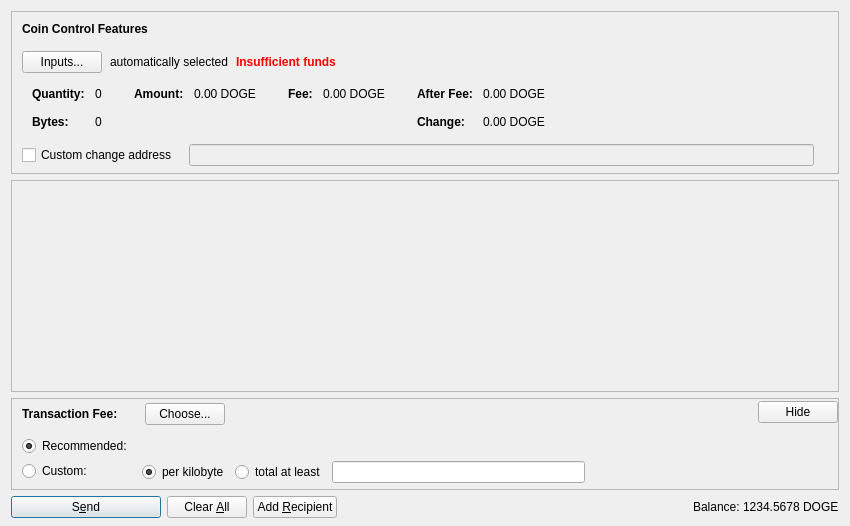
The window that src/qt/forms/sendcoinsdialog.ui (VadiqueMe/dogecoin) describes before a commit, drawn with Qt 5.
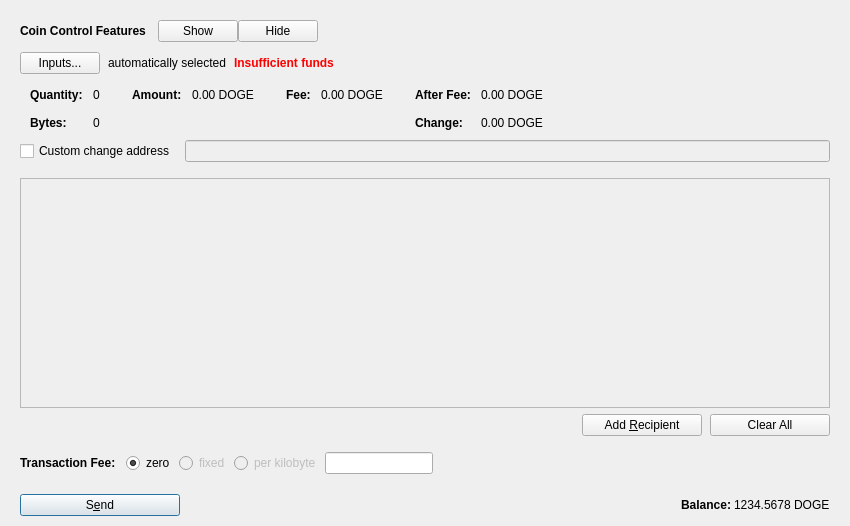
The same window after the commit. Icons and pictures are not drawn. Custom widgets are drawn as their Qt base class.

Commit message:
redesign the send coins page
and some love for other pages too

```diff
--- a/src/qt/forms/sendcoinsdialog.ui
+++ b/src/qt/forms/sendcoinsdialog.ui
@@ -13,9 +13,18 @@
   <property name="windowTitle">
    <string>Send Coins</string>
   </property>
-  <layout class="QVBoxLayout" name="verticalLayout" stretch="0,1,0,0">
+  <layout class="QVBoxLayout" name="pageVerticalLayout" stretch="0,1,0,0,0">
+   <property name="leftMargin">
+    <number>10</number>
+   </property>
+   <property name="topMargin">
+    <number>10</number>
+   </property>
+   <property name="rightMargin">
+    <number>10</number>
+   </property>
    <property name="bottomMargin">
-    <number>8</number>
+    <number>10</number>
    </property>
    <item>
     <widget class="QFrame" name="frameCoinControl">
@@ -32,12 +41,9 @@
       </size>
      </property>
      <property name="frameShape">
-      <enum>QFrame::StyledPanel</enum>
+      <enum>QFrame::NoFrame</enum>
      </property>
-     <property name="frameShadow">
-      <enum>QFrame::Sunken</enum>
-     </property>
-     <layout class="QVBoxLayout" name="verticalLayoutCoinControl2">
+     <layout class="QVBoxLayout" name="vLayoutForCoinControlFrame">
       <property name="spacing">
        <number>0</number>
       </property>
@@ -51,10 +57,10 @@
        <number>0</number>
       </property>
       <property name="bottomMargin">
-       <number>6</number>
+       <number>0</number>
       </property>
       <item>
-       <layout class="QVBoxLayout" name="verticalLayoutCoinControl" stretch="0,0,0,0,1">
+       <layout class="QVBoxLayout" name="verticalLayoutCoinControl" stretch="0,0">
         <property name="spacing">
          <number>0</number>
         </property>
@@ -64,10 +70,16 @@
         <property name="topMargin">
          <number>10</number>
         </property>
+        <property name="rightMargin">
+         <number>10</number>
+        </property>
+        <property name="bottomMargin">
+         <number>10</number>
+        </property>
         <item>
          <layout class="QHBoxLayout" name="horizontalLayoutCoinControl1">
           <property name="bottomMargin">
-           <number>15</number>
+           <number>0</number>
           </property>
           <item>
            <widget class="QLabel" name="labelCoinControlFeatures">
@@ -91,13 +103,80 @@
             </property>
            </widget>
           </item>
+          <item>
+           <spacer name="hSpacerBeforeShowCoinControl">
+            <property name="orientation">
+             <enum>Qt::Horizontal</enum>
+            </property>
+            <property name="sizeType">
+             <enum>QSizePolicy::Fixed</enum>
+            </property>
+            <property name="sizeHint" stdset="0">
+             <size>
+              <width>12</width>
+              <height>1</height>
+             </size>
+            </property>
+           </spacer>
+          </item>
+          <item>
+           <widget class="QPushButton" name="showCoinControlButton">
+            <property name="text">
+             <string>Show</string>
+            </property>
+           </widget>
+          </item>
+          <item>
+           <widget class="QPushButton" name="hideCoinControlButton">
+            <property name="text">
+             <string>Hide</string>
+            </property>
+           </widget>
+          </item>
+          <item>
+           <spacer name="hSpacerAfterCoinControl">
+            <property name="orientation">
+             <enum>Qt::Horizontal</enum>
+            </property>
+            <property name="sizeHint" stdset="0">
+             <size>
+              <width>20</width>
+              <height>1</height>
+             </size>
+            </property>
+           </spacer>
+          </item>
          </layout>
         </item>
         <item>
-         <layout class="QHBoxLayout" name="horizontalLayoutCoinControl2" stretch="0,0,0,0">
+         <widget class="QFrame" name="frameCoinControlExpanded">
+          <property name="lineWidth">
+           <number>0</number>
+          </property>
+          <layout class="QVBoxLayout" name="vLayoutForCoinControlExpanded">
+           <property name="spacing">
+            <number>0</number>
+           </property>
+           <property name="leftMargin">
+            <number>0</number>
+           </property>
+           <property name="topMargin">
+            <number>0</number>
+           </property>
+           <property name="rightMargin">
+            <number>0</number>
+           </property>
+           <property name="bottomMargin">
+            <number>0</number>
+           </property>
+           <item>
+            <layout class="QHBoxLayout" name="hLayoutCoinControlInputs" stretch="0,0,0,0">
           <property name="spacing">
            <number>8</number>
           </property>
+             <property name="topMargin">
+              <number>10</number>
+             </property>
           <property name="bottomMargin">
            <number>10</number>
           </property>
@@ -470,18 +549,18 @@
          </widget>
         </item>
         <item>
-         <layout class="QHBoxLayout" name="horizontalLayoutCoinControl4" stretch="0,0,0">
+            <layout class="QHBoxLayout" name="hLayoutCoinControlCustomChange" stretch="0,0">
           <property name="spacing">
-           <number>12</number>
+              <number>10</number>
           </property>
           <property name="sizeConstraint">
            <enum>QLayout::SetDefaultConstraint</enum>
           </property>
           <property name="topMargin">
-           <number>5</number>
+              <number>0</number>
           </property>
           <property name="rightMargin">
-           <number>5</number>
+              <number>0</number>
           </property>
           <item>
            <widget class="QCheckBox" name="checkBoxCoinControlChange">
@@ -506,50 +585,54 @@
             </property>
            </widget>
           </item>
+            </layout>
+           </item>
+          </layout>
+         </widget>
+        </item>
+       </layout>
+      </item>
+     </layout>
+    </widget>
+   </item>
           <item>
-           <widget class="QLabel" name="labelCoinControlChangeLabel">
+    <widget class="QFrame" name="frameForEntries">
             <property name="sizePolicy">
-             <sizepolicy hsizetype="Preferred" vsizetype="Expanding">
+      <sizepolicy hsizetype="Expanding" vsizetype="Expanding">
               <horstretch>0</horstretch>
               <verstretch>0</verstretch>
              </sizepolicy>
             </property>
-            <property name="minimumSize">
-             <size>
-              <width>0</width>
-              <height>0</height>
-             </size>
-            </property>
-            <property name="text">
-             <string/>
-            </property>
-            <property name="margin">
-             <number>3</number>
-            </property>
-           </widget>
-          </item>
-         </layout>
-        </item>
-        <item>
-         <spacer name="verticalSpacerCoinControl">
-          <property name="orientation">
-           <enum>Qt::Vertical</enum>
-          </property>
-          <property name="sizeHint" stdset="0">
-           <size>
-            <width>800</width>
-            <height>1</height>
-           </size>
-          </property>
-         </spacer>
-        </item>
-       </layout>
-      </item>
-     </layout>
-    </widget>
-   </item>
+     <property name="frameShape">
+      <enum>QFrame::NoFrame</enum>
+     </property>
+     <layout class="QVBoxLayout" name="vLayoutForEntriesFrame">
+      <property name="spacing">
+       <number>6</number>
+      </property>
+      <property name="leftMargin">
+       <number>10</number>
+      </property>
+      <property name="topMargin">
+       <number>0</number>
+      </property>
+      <property name="rightMargin">
+       <number>10</number>
+      </property>
+      <property name="bottomMargin">
+       <number>0</number>
+      </property>
    <item>
     <widget class="QScrollArea" name="scrollArea">
+        <property name="sizePolicy">
+         <sizepolicy hsizetype="Expanding" vsizetype="MinimumExpanding">
+          <horstretch>0</horstretch>
+          <verstretch>1</verstretch>
+         </sizepolicy>
+        </property>
+        <property name="frameShape">
+         <enum>QFrame::StyledPanel</enum>
+        </property>
      <property name="widgetResizable">
       <bool>true</bool>
      </property>
@@ -558,11 +641,23 @@
        <rect>
         <x>0</x>
         <y>0</y>
-        <width>830</width>
-        <height>104</height>
-       </rect>
-      </property>
-      <layout class="QVBoxLayout" name="verticalLayout_2" stretch="0,1">
+           <width>808</width>
+           <height>180</height>
+          </rect>
+         </property>
+         <property name="sizePolicy">
+          <sizepolicy hsizetype="Expanding" vsizetype="MinimumExpanding">
+           <horstretch>0</horstretch>
+           <verstretch>0</verstretch>
+          </sizepolicy>
+         </property>
+         <layout class="QVBoxLayout" name="verticalLayoutForEntries" stretch="0,0,0">
+          <property name="spacing">
+           <number>6</number>
+          </property>
+          <property name="sizeConstraint">
+           <enum>QLayout::SetDefaultConstraint</enum>
+          </property>
        <property name="leftMargin">
         <number>0</number>
        </property>
@@ -575,6 +670,22 @@
        <property name="bottomMargin">
         <number>0</number>
        </property>
+          <item>
+           <spacer name="entriesSpacerAbove">
+            <property name="orientation">
+             <enum>Qt::Vertical</enum>
+            </property>
+            <property name="sizeType">
+             <enum>QSizePolicy::Fixed</enum>
+            </property>
+            <property name="sizeHint" stdset="0">
+             <size>
+              <width>1</width>
+              <height>6</height>
+             </size>
+            </property>
+           </spacer>
+          </item>
        <item>
         <layout class="QVBoxLayout" name="entries">
          <property name="spacing">
@@ -583,20 +694,123 @@
         </layout>
        </item>
        <item>
-        <spacer name="verticalSpacer">
+           <spacer name="entriesSpacerBelow">
          <property name="orientation">
           <enum>Qt::Vertical</enum>
          </property>
+            <property name="sizeType">
+             <enum>QSizePolicy::Fixed</enum>
+            </property>
          <property name="sizeHint" stdset="0">
           <size>
-           <width>20</width>
-           <height>40</height>
+              <width>1</width>
+              <height>6</height>
           </size>
          </property>
         </spacer>
        </item>
       </layout>
      </widget>
+       </widget>
+      </item>
+      <item>
+       <layout class="QHBoxLayout" name="hLayoutForButtonsBelowEntries">
+        <property name="spacing">
+         <number>8</number>
+        </property>
+        <property name="sizeConstraint">
+         <enum>QLayout::SetDefaultConstraint</enum>
+        </property>
+        <property name="leftMargin">
+         <number>0</number>
+        </property>
+        <property name="topMargin">
+         <number>0</number>
+        </property>
+        <property name="rightMargin">
+         <number>0</number>
+        </property>
+        <property name="bottomMargin">
+         <number>0</number>
+        </property>
+        <item>
+         <spacer name="hSpacerBeforeButtons">
+          <property name="orientation">
+           <enum>Qt::Horizontal</enum>
+          </property>
+          <property name="sizeHint" stdset="0">
+           <size>
+            <width>100</width>
+            <height>1</height>
+           </size>
+          </property>
+         </spacer>
+        </item>
+        <item>
+         <widget class="QPushButton" name="addRecipientButton">
+          <property name="minimumSize">
+           <size>
+            <width>120</width>
+            <height>0</height>
+           </size>
+          </property>
+          <property name="text">
+           <string>Add &amp;Recipient</string>
+          </property>
+          <property name="icon">
+           <iconset resource="../dogecoin.qrc">
+            <normaloff>:/icons/add</normaloff>:/icons/add</iconset>
+          </property>
+          <property name="autoDefault">
+           <bool>false</bool>
+          </property>
+         </widget>
+        </item>
+        <item>
+         <widget class="QPushButton" name="clearButton">
+          <property name="sizePolicy">
+           <sizepolicy hsizetype="Minimum" vsizetype="Fixed">
+            <horstretch>0</horstretch>
+            <verstretch>0</verstretch>
+           </sizepolicy>
+          </property>
+          <property name="minimumSize">
+           <size>
+            <width>120</width>
+            <height>0</height>
+           </size>
+          </property>
+          <property name="text">
+           <string>Clear All</string>
+          </property>
+          <property name="icon">
+           <iconset resource="../dogecoin.qrc">
+            <normaloff>:/icons/remove</normaloff>:/icons/remove</iconset>
+          </property>
+          <property name="autoDefault">
+           <bool>false</bool>
+          </property>
+         </widget>
+        </item>
+       </layout>
+      </item>
+      <item>
+       <spacer name="vSpacerAfterEntries">
+        <property name="orientation">
+         <enum>Qt::Vertical</enum>
+        </property>
+        <property name="sizeType">
+         <enum>QSizePolicy::Expanding</enum>
+        </property>
+        <property name="sizeHint" stdset="0">
+         <size>
+          <width>0</width>
+          <height>0</height>
+         </size>
+        </property>
+       </spacer>
+      </item>
+     </layout>
     </widget>
    </item>
    <item>
@@ -614,71 +828,26 @@
       </size>
      </property>
      <property name="frameShape">
-      <enum>QFrame::StyledPanel</enum>
+      <enum>QFrame::NoFrame</enum>
      </property>
-     <property name="frameShadow">
-      <enum>QFrame::Sunken</enum>
-     </property>
-     <layout class="QVBoxLayout" name="verticalLayoutFee1">
+     <layout class="QHBoxLayout" name="horizontalLayoutForFee">
       <property name="spacing">
-       <number>0</number>
+       <number>4</number>
       </property>
       <property name="leftMargin">
-       <number>0</number>
+       <number>10</number>
       </property>
       <property name="topMargin">
-       <number>0</number>
+       <number>10</number>
       </property>
       <property name="rightMargin">
-       <number>0</number>
-      </property>
-      <property name="bottomMargin">
-       <number>0</number>
-      </property>
-      <item>
-       <layout class="QVBoxLayout" name="verticalLayoutFee2" stretch="0,0,0">
-        <property name="spacing">
-         <number>0</number>
-        </property>
-        <property name="leftMargin">
          <number>10</number>
         </property>
-        <property name="topMargin">
-         <number>0</number>
-        </property>
-        <item>
-         <layout class="QHBoxLayout" name="horizontalLayoutFee1">
           <property name="bottomMargin">
-           <number>0</number>
-          </property>
-          <item>
-           <layout class="QVBoxLayout" name="verticalLayoutFee7">
-            <property name="spacing">
-             <number>0</number>
-            </property>
-            <item>
-             <spacer name="verticalSpacerSmartFee">
-              <property name="orientation">
-               <enum>Qt::Vertical</enum>
-              </property>
-              <property name="sizeType">
-               <enum>QSizePolicy::Fixed</enum>
-              </property>
-              <property name="sizeHint" stdset="0">
-               <size>
-                <width>1</width>
-                <height>4</height>
-               </size>
-              </property>
-             </spacer>
-            </item>
-            <item>
-             <layout class="QHBoxLayout" name="horizontalLayoutSmartFee">
-              <property name="spacing">
                <number>10</number>
               </property>
               <item>
-               <widget class="QLabel" name="labelFeeHeadline">
+       <widget class="QLabel" name="boldFeeLabel">
                 <property name="sizePolicy">
                  <sizepolicy hsizetype="Preferred" vsizetype="Maximum">
                   <horstretch>0</horstretch>
@@ -700,293 +869,112 @@
                </widget>
               </item>
               <item>
-               <widget class="QLabel" name="labelFeeMinimized">
-                <property name="text">
-                 <string/>
-                </property>
-               </widget>
-              </item>
-              <item>
-               <widget class="QPushButton" name="buttonChooseFee">
-                <property name="text">
-                 <string>Choose...</string>
-                </property>
-               </widget>
-              </item>
-             </layout>
-            </item>
-            <item>
-             <spacer name="verticalSpacer_5">
-              <property name="orientation">
-               <enum>Qt::Vertical</enum>
-              </property>
-              <property name="sizeHint" stdset="0">
-               <size>
-                <width>1</width>
-                <height>1</height>
-               </size>
-              </property>
-             </spacer>
-            </item>
-           </layout>
-          </item>
-          <item>
-           <spacer name="horizontalSpacer_4">
+       <spacer name="hSpacerAfterBoldFeeLabel">
             <property name="orientation">
              <enum>Qt::Horizontal</enum>
             </property>
             <property name="sizeType">
-             <enum>QSizePolicy::MinimumExpanding</enum>
+         <enum>QSizePolicy::Fixed</enum>
             </property>
             <property name="sizeHint" stdset="0">
              <size>
-              <width>40</width>
-              <height>20</height>
+          <width>6</width>
+          <height>1</height>
              </size>
             </property>
            </spacer>
           </item>
           <item>
-           <widget class="QPushButton" name="buttonMinimizeFee">
-            <property name="toolTip">
-             <string>collapse fee-settings</string>
-            </property>
+       <widget class="QRadioButton" name="choiceZeroFee">
             <property name="text">
-             <string>Hide</string>
-            </property>
-           </widget>
-          </item>
-         </layout>
-        </item>
+         <string>zero</string>
+        </property>
+        <property name="checked">
+         <bool>true</bool>
+        </property>
+       </widget>
+      </item>
         <item>
-         <widget class="QFrame" name="frameFeeSelection">
-          <layout class="QVBoxLayout" name="verticalLayoutFee12">
-           <property name="spacing">
-            <number>0</number>
-           </property>
-           <property name="leftMargin">
-            <number>0</number>
-           </property>
-           <property name="topMargin">
-            <number>0</number>
-           </property>
-           <property name="rightMargin">
-            <number>0</number>
-           </property>
-           <property name="bottomMargin">
-            <number>0</number>
-           </property>
+       <widget class="QRadioButton" name="choiceFixedFee">
+        <property name="enabled">
+         <bool>false</bool>
+        </property>
+        <property name="text">
+         <string>fixed</string>
+        </property>
+        <property name="checked">
+         <bool>false</bool>
+        </property>
+       </widget>
+      </item>
            <item>
-            <layout class="QGridLayout" name="gridLayoutFee">
-             <property name="topMargin">
-              <number>10</number>
-             </property>
-             <property name="bottomMargin">
-              <number>4</number>
-             </property>
-             <property name="horizontalSpacing">
-              <number>10</number>
-             </property>
-             <property name="verticalSpacing">
-              <number>4</number>
-             </property>
-             <item row="1" column="1">
-              <layout class="QVBoxLayout" name="verticalLayoutFee8">
-               <property name="spacing">
-                <number>6</number>
-               </property>
-               <item>
-                <layout class="QHBoxLayout" name="horizontalLayoutFee13">
-                 <item>
-                  <widget class="QRadioButton" name="radioCustomPerKilobyte">
-                   <property name="toolTip">
-                    <string>If the custom fee is set to 1000 satoshis and the transaction is only 250 bytes, then &quot;per kilobyte&quot; only pays 250 satoshis in fee, while &quot;total at least&quot; pays 1000 satoshis. For transactions bigger than a kilobyte both pay by kilobyte.</string>
+       <widget class="QRadioButton" name="choiceFeePerKilobyte">
+        <property name="enabled">
+         <bool>false</bool>
                    </property>
                    <property name="text">
                     <string>per kilobyte</string>
                    </property>
                    <property name="checked">
-                    <bool>true</bool>
-                   </property>
-                   <attribute name="buttonGroup">
-                    <string notr="true">groupCustomFee</string>
-                   </attribute>
+         <bool>false</bool>
+        </property>
                   </widget>
                  </item>
                  <item>
-                  <widget class="QRadioButton" name="radioCustomAtLeast">
-                   <property name="toolTip">
-                    <string>If the custom fee is set to 1000 satoshis and the transaction is only 250 bytes, then &quot;per kilobyte&quot; only pays 250 satoshis in fee, while &quot;total at least&quot; pays 1000 satoshis. For transactions bigger than a kilobyte both pay by kilobyte.</string>
-                   </property>
-                   <property name="text">
-                    <string>total at least</string>
-                   </property>
-                   <attribute name="buttonGroup">
-                    <string notr="true">groupCustomFee</string>
-                   </attribute>
+       <widget class="CoinAmountField" name="customFee">
+        <property name="sizePolicy">
+         <sizepolicy hsizetype="Minimum" vsizetype="Fixed">
+          <horstretch>0</horstretch>
+          <verstretch>0</verstretch>
+         </sizepolicy>
+        </property>
                   </widget>
                  </item>
                  <item>
-                  <widget class="CoinAmountField" name="customFee"/>
-                 </item>
-                 <item>
-                  <spacer name="horizontalSpacer_6">
+       <spacer name="hSpacerAfterFeeAmount">
                    <property name="orientation">
                     <enum>Qt::Horizontal</enum>
                    </property>
                    <property name="sizeHint" stdset="0">
                     <size>
-                     <width>1</width>
-                     <height>1</height>
+          <width>40</width>
+          <height>20</height>
                     </size>
                    </property>
                   </spacer>
                  </item>
                 </layout>
-               </item>
-               <item>
-                <layout class="QHBoxLayout" name="horizontalLayoutFee8">
-                 <item>
-                  <spacer name="horizontalSpacer_2">
-                   <property name="orientation">
-                    <enum>Qt::Horizontal</enum>
-                   </property>
-                   <property name="sizeHint" stdset="0">
-                    <size>
-                     <width>1</width>
-                     <height>1</height>
-                    </size>
-                   </property>
-                  </spacer>
-                 </item>
-                </layout>
-               </item>
-              </layout>
-             </item>
-             <item row="0" column="0">
-              <layout class="QVBoxLayout" name="verticalLayoutFee4" stretch="0,1">
-               <item>
-                <widget class="QRadioButton" name="radioSmartFee">
-                 <property name="text">
-                  <string>Recommended:</string>
-                 </property>
-                 <property name="checked">
-                  <bool>true</bool>
-                 </property>
-                 <attribute name="buttonGroup">
-                  <string notr="true">groupFee</string>
-                 </attribute>
                 </widget>
                </item>
                <item>
-                <spacer name="verticalSpacer_2">
+    <spacer name="verticalSpacerBeforeBottom">
                  <property name="orientation">
                   <enum>Qt::Vertical</enum>
                  </property>
-                 <property name="sizeHint" stdset="0">
-                  <size>
-                   <width>1</width>
-                   <height>1</height>
-                  </size>
-                 </property>
-                </spacer>
-               </item>
-              </layout>
-             </item>
-             <item row="1" column="0">
-              <layout class="QVBoxLayout" name="verticalLayoutFee9" stretch="0,1">
-               <item>
-                <widget class="QRadioButton" name="radioCustomFee">
-                 <property name="text">
-                  <string>Custom:</string>
-                 </property>
-                 <attribute name="buttonGroup">
-                  <string notr="true">groupFee</string>
-                 </attribute>
-                </widget>
-               </item>
-               <item>
-                <spacer name="verticalSpacer_6">
-                 <property name="orientation">
-                  <enum>Qt::Vertical</enum>
-                 </property>
+     <property name="sizeType">
+      <enum>QSizePolicy::Fixed</enum>
+     </property>
                  <property name="sizeHint" stdset="0">
                   <size>
                    <width>1</width>
-                   <height>1</height>
+       <height>4</height>
                   </size>
                  </property>
                 </spacer>
                </item>
-              </layout>
-             </item>
-             <item row="0" column="1">
-              <layout class="QVBoxLayout" name="verticalLayoutFee3" stretch="0,0,1">
-               <property name="spacing">
-                <number>6</number>
-               </property>
-               <property name="topMargin">
-                <number>2</number>
-               </property>
                <item>
-                <layout class="QHBoxLayout" name="horizontalLayoutFee12">
-                 <item>
-                  <widget class="QLabel" name="labelSmartFee">
-                   <property name="text">
-                    <string/>
-                   </property>
-                   <property name="margin">
-                    <number>2</number>
-                   </property>
-                  </widget>
-                 </item>
-                 <item>
-                  <spacer name="horizontalSpacer_5">
-                   <property name="orientation">
-                    <enum>Qt::Horizontal</enum>
-                   </property>
-                   <property name="sizeHint" stdset="0">
-                    <size>
-                     <width>1</width>
-                     <height>1</height>
-                    </size>
-                   </property>
-                  </spacer>
-                </item>
-                </layout>
-               </item>
-              </layout>
-             </item>
-            </layout>
-           </item>
-          </layout>
-         </widget>
-        </item>
-        <item>
-         <spacer name="verticalSpacerFee">
-          <property name="orientation">
-           <enum>Qt::Vertical</enum>
-          </property>
-          <property name="sizeHint" stdset="0">
-           <size>
-            <width>800</width>
-            <height>1</height>
-           </size>
-          </property>
-         </spacer>
-        </item>
-       </layout>
-      </item>
-     </layout>
-    </widget>
-   </item>
-   <item>
-    <layout class="QHBoxLayout" name="horizontalLayout">
+    <layout class="QHBoxLayout" name="horizontalLayoutForBottom">
+     <property name="leftMargin">
+      <number>10</number>
+     </property>
+     <property name="rightMargin">
+      <number>10</number>
+     </property>
      <item>
       <widget class="QPushButton" name="sendButton">
        <property name="minimumSize">
         <size>
-         <width>150</width>
+         <width>160</width>
          <height>0</height>
         </size>
        </property>
@@ -1009,44 +997,7 @@
       </widget>
      </item>
      <item>
-      <widget class="QPushButton" name="clearButton">
-       <property name="sizePolicy">
-        <sizepolicy hsizetype="Minimum" vsizetype="Fixed">
-         <horstretch>0</horstretch>
-         <verstretch>0</verstretch>
-        </sizepolicy>
-       </property>
-       <property name="text">
-        <string>Clear &amp;All</string>
-       </property>
-       <property name="icon">
-        <iconset resource="../dogecoin.qrc">
-         <normaloff>:/icons/remove</normaloff>:/icons/remove</iconset>
-       </property>
-       <property name="autoDefault">
-        <bool>false</bool>
-       </property>
-      </widget>
-     </item>
-     <item>
-      <widget class="QPushButton" name="addButton">
-       <property name="toolTip">
-        <string>Send to multiple recipients at once</string>
-       </property>
-       <property name="text">
-        <string>Add &amp;Recipient</string>
-       </property>
-       <property name="icon">
-        <iconset resource="../dogecoin.qrc">
-         <normaloff>:/icons/add</normaloff>:/icons/add</iconset>
-       </property>
-       <property name="autoDefault">
-        <bool>false</bool>
-       </property>
-      </widget>
-     </item>
-     <item>
-      <spacer name="horizontalSpacer">
+      <spacer name="hSpacerAfterSendButton">
        <property name="orientation">
         <enum>Qt::Horizontal</enum>
        </property>
@@ -1059,18 +1010,31 @@
       </spacer>
      </item>
      <item>
-      <layout class="QHBoxLayout" name="horizontalLayout_2">
+      <widget class="QLabel" name="pictureOfCoins">
+       <property name="text">
+        <string notr="true"/>
+       </property>
+       <property name="textFormat">
+        <enum>Qt::PlainText</enum>
+       </property>
+      </widget>
+     </item>
+     <item>
+      <layout class="QHBoxLayout" name="horizontalLayoutForBalance">
        <property name="spacing">
         <number>3</number>
        </property>
        <item>
-        <widget class="QLabel" name="label">
+        <widget class="QLabel" name="balanceLabel">
          <property name="sizePolicy">
           <sizepolicy hsizetype="Preferred" vsizetype="Fixed">
            <horstretch>0</horstretch>
            <verstretch>0</verstretch>
           </sizepolicy>
          </property>
+         <property name="styleSheet">
+          <string notr="true">font-weight:bold;</string>
+         </property>
          <property name="text">
           <string>Balance:</string>
          </property>
```
Left out of the diff: 18 changed lines with no effect on the pictures. Lines whose indentation alone changed are shown as unchanged. The commit also changes 149 other files.
